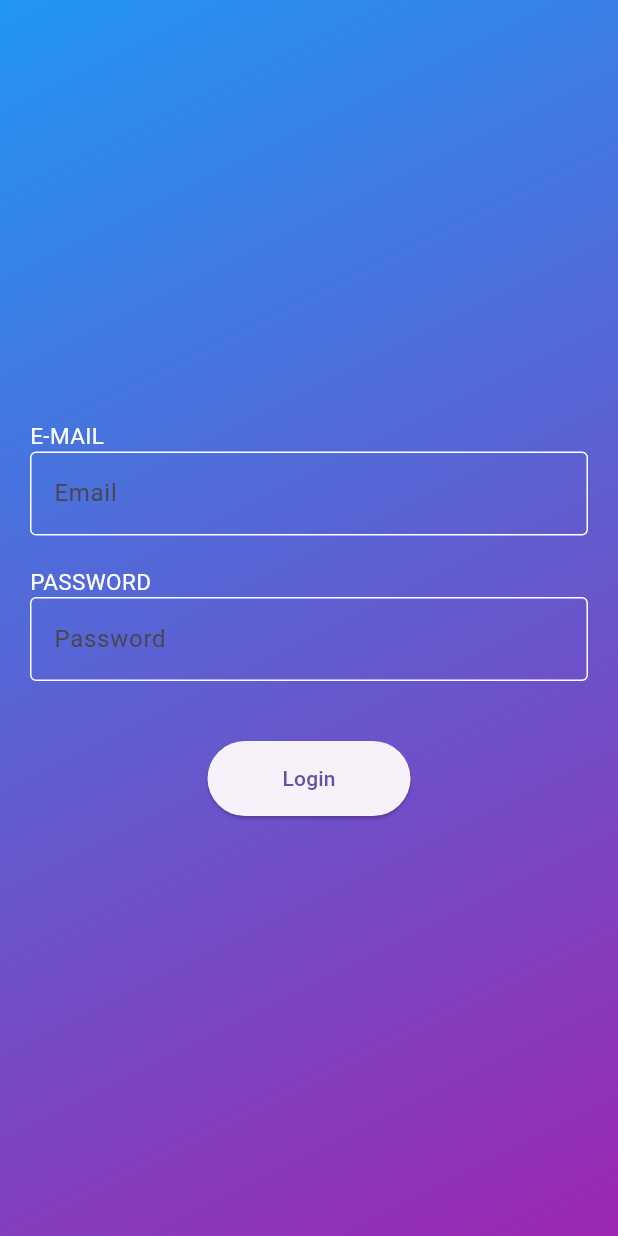
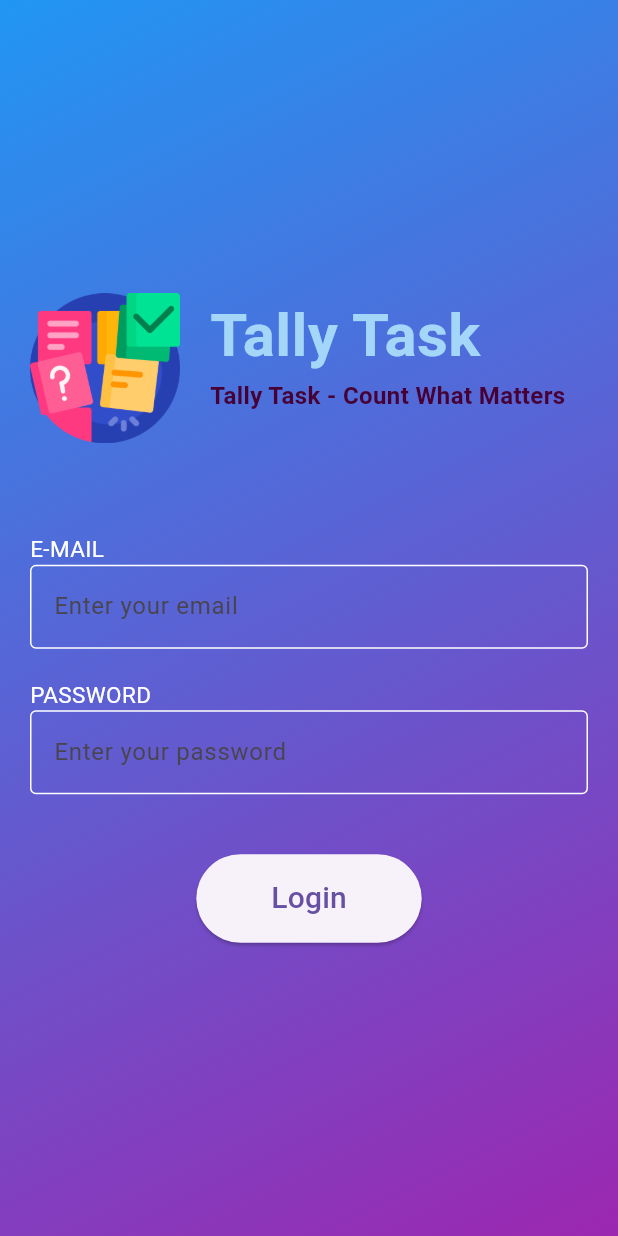
Before and after one commit to iammuhammadhassan/tally_task, a Flutter app: the screen it shows after launch, on a phone screen of 412 x 824 dp. Run offline on Flutter 3.47's test engine with Material 3 defaults, Android fonts, the phone set to English and light mode, and no system bars.

Commit message:
Added Logo icon and text on login screen

```diff
--- a/lib/screens/login_screen.dart
+++ b/lib/screens/login_screen.dart
@@ -1,3 +1,5 @@
+// ignore_for_file: avoid_print
+
 import 'package:flutter/material.dart';
 
 class LoginScreen extends StatefulWidget {
@@ -33,18 +35,43 @@ class _LoginScreenState extends State<LoginScreen> {
                 child: Column(
                   crossAxisAlignment: CrossAxisAlignment.start,
                   children: [
+                      Row(
+                        crossAxisAlignment: CrossAxisAlignment.start,
+                        children: [
+                          Image(
+                            image: AssetImage('assets/planning.png'),
+                            height: 100,
+                          ),
+                          SizedBox(width: 20),
+                          Column(
+                            crossAxisAlignment: CrossAxisAlignment.start,
+                            children: [
+
+                              Text("Tally Task",
+                                  style: TextStyle(
+                                      color: const Color.fromARGB(255, 163, 214, 248),
+                                      fontSize: 40,
+                                      fontWeight: FontWeight.bold)),
+                              Text("Tally Task - Count What Matters",
+                                  style: TextStyle(
+                                      color: const Color.fromARGB(255, 70, 0, 52),
+                                      fontSize: 16,
+                                      fontWeight: FontWeight.bold)),
+                            ],
+                          )
+                        ],
+                      ),
+
+
+                    SizedBox(height: 60),
                     Text(
                       "E-MAIL",
-                      style: TextStyle(
-                        color: Colors.white,
-                        fontSize: 15,
-
-                      ),
+                      style: TextStyle(color: Colors.white, fontSize: 15),
                     ),
                     TextFormField(
                       controller: _emailController,
                       decoration: InputDecoration(
-                        labelText: 'Email',
+                        labelText: 'Enter your email',
                         border: OutlineInputBorder(),
                         enabledBorder: OutlineInputBorder(
                           borderSide: BorderSide(color: Colors.white),
@@ -64,17 +91,13 @@ class _LoginScreenState extends State<LoginScreen> {
                     SizedBox(height: 20),
                     Text(
                       "PASSWORD",
-                      style: TextStyle(
-                        color: Colors.white,
-                        fontSize: 15,
-
-                      ),
+                      style: TextStyle(color: Colors.white, fontSize: 15),
                     ),
                     TextFormField(
                       obscureText: true,
                       controller: _passwordController,
                       decoration: InputDecoration(
-                        labelText: 'Password',
+                        labelText: 'Enter your password',
                         border: OutlineInputBorder(),
                         enabledBorder: OutlineInputBorder(
                           borderSide: BorderSide(color: Colors.white),
@@ -105,7 +128,7 @@ class _LoginScreenState extends State<LoginScreen> {
                             print("Password: ${_passwordController.text}");
                           }
                         },
-                        child: Text("Login"),
+                        child: Text("Login", style: TextStyle(fontSize: 20)),
                       ),
                     ),
                   ],
--- a/pubspec.yaml
+++ b/pubspec.yaml
@@ -58,8 +58,8 @@ flutter:
   uses-material-design: true
 
   # To add assets to your application, add an assets section, like this:
-  # assets:
-  #   - images/a_dot_burr.jpeg
+  assets:
+   - assets/
   #   - images/a_dot_ham.jpeg
 
   # An image asset can refer to one or more resolution-specific "variants", see
```
Also changed, not shown: assets/planning.png (added), lib/main.dart (line endings or trailing spaces), 1 other file.
